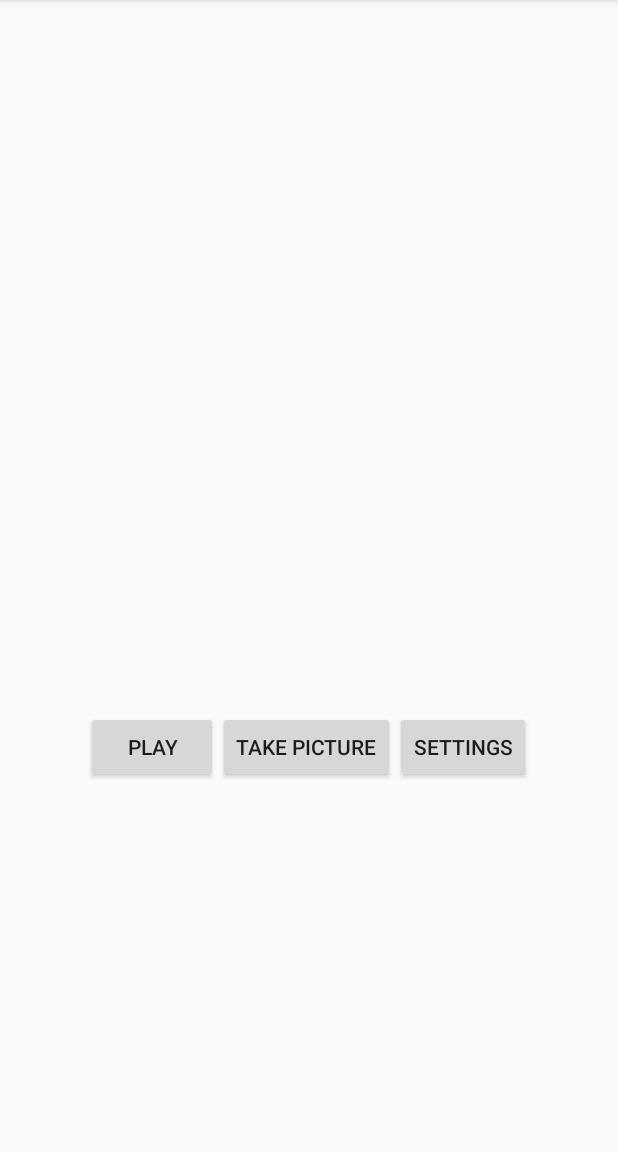
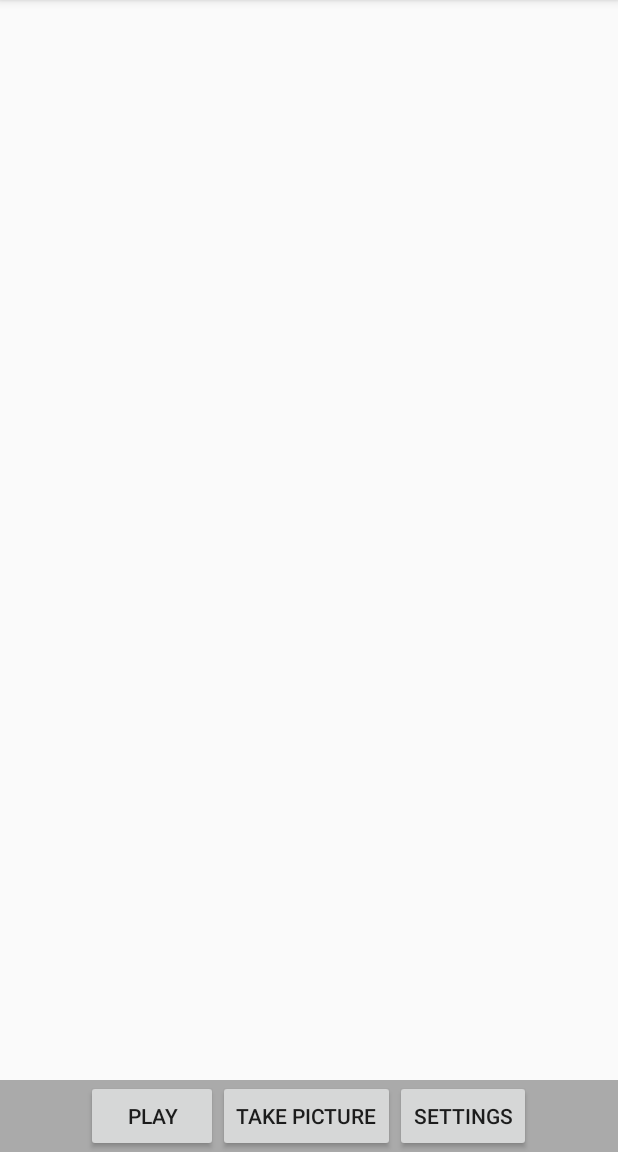
Before and after one commit to yewei600/SelfieDiary, an Android app: the screen it shows after launch (MainActivity), on a phone screen of 412 x 824 dp, the part 84-1236 px from its top. Run offline under Robolectric (Android 15) with nearby library versions, the phone set to English and light mode, and no system bars; our stand-ins replace Room's generated code, data binding.

Commit message:
PictureGridFragment layout fix

```diff
--- a/app/src/main/res/layout/fragment_picture_grid.xml
+++ b/app/src/main/res/layout/fragment_picture_grid.xml
@@ -15,8 +15,9 @@
         <androidx.recyclerview.widget.RecyclerView
                 android:id="@+id/photos_grid"
                 android:layout_width="match_parent"
-                android:layout_height="wrap_content"
+                android:layout_height="0dp"
                 android:padding="6dp"
+                android:scrollbars="vertical"
                 android:clipToPadding="false"
                 app:layoutManager="androidx.recyclerview.widget.GridLayoutManager"
                 app:layout_constraintBottom_toTopOf="@id/btn_layout"
@@ -29,11 +30,11 @@
 
         <LinearLayout android:layout_width="match_parent" android:layout_height="wrap_content"
                       android:id="@+id/btn_layout" android:gravity="center"
-                      android:layout_marginBottom="15dp"
                       app:layout_constraintBottom_toBottomOf="parent"
                       app:layout_constraintLeft_toLeftOf="parent"
                       app:layout_constraintRight_toRightOf="parent"
-                      app:layout_constraintTop_toBottomOf="@+id/photos_grid">
+                      app:layout_constraintTop_toBottomOf="@+id/photos_grid" app:layout_constraintHorizontal_bias="0.0"
+                      android:background="@android:color/darker_gray">
 
             <Button android:layout_width="wrap_content" android:layout_height="wrap_content"
                     android:id="@+id/play_btn" android:text="Play"/>
```
